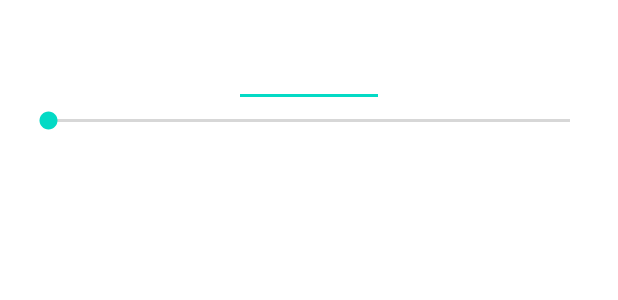
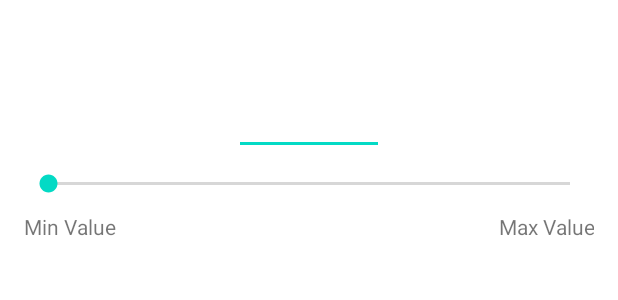
Before and after one commit to ElderLucas/graphicExample, an Android app: the layout edit_text_slider.xml on its own in the app's theme, with its tools: preview values and no code run, on a phone screen of 412 x 824 dp. Shown: the top 300 px of the screen. Run offline under Robolectric (Android 15) with nearby library versions, the phone set to English and light mode, and no system bars.

Commit message:
Implementação V1.0 Homol EditTextSlider

```diff
--- a/app/src/main/res/layout/edit_text_slider.xml
+++ b/app/src/main/res/layout/edit_text_slider.xml
@@ -5,24 +5,48 @@
     android:orientation="vertical"
     android:padding="16dp">
 
+
     <EditText
         android:id="@+id/editTextValue"
         android:layout_width="wrap_content"
         android:layout_height="wrap_content"
         android:layout_gravity="center"
         android:textStyle="bold"
-        android:textSize="25dp"
+        android:textSize="35dp"
         android:minWidth="100dp"
+        android:padding="20dp"
         android:inputType="numberDecimal"/>
 
     <SeekBar
         android:id="@+id/slider"
         android:layout_width="match_parent"
         android:layout_height="wrap_content"
+        android:padding="10dp"
         android:max="100" />
 
-    <TextView
-        android:id="@+id/textViewValue"
+    <LinearLayout
         android:layout_width="match_parent"
-        android:layout_height="wrap_content" />
+        android:layout_height="wrap_content"
+        android:orientation="horizontal">
+
+        <TextView
+            android:id="@+id/minValueView"
+            android:layout_width="wrap_content"
+            android:layout_height="wrap_content"
+            android:layout_weight="1"
+            android:text="Min Value"
+            android:gravity="start"/>
+
+
+
+        <TextView
+            android:id="@+id/maxValueView"
+            android:layout_width="wrap_content"
+            android:layout_height="wrap_content"
+            android:layout_weight="1"
+            android:text="Max Value"
+            android:gravity="end"/>
+
+    </LinearLayout>
+
 </LinearLayout>
```
Also changed, not shown: app/src/main/java/com/example/mychartandroid/Component/EditTextSlider.java (+101 -37 lines), app/src/main/java/com/example/mychartandroid/Fragments/FragmentEditTextSlider.java (+4 -4 lines).
